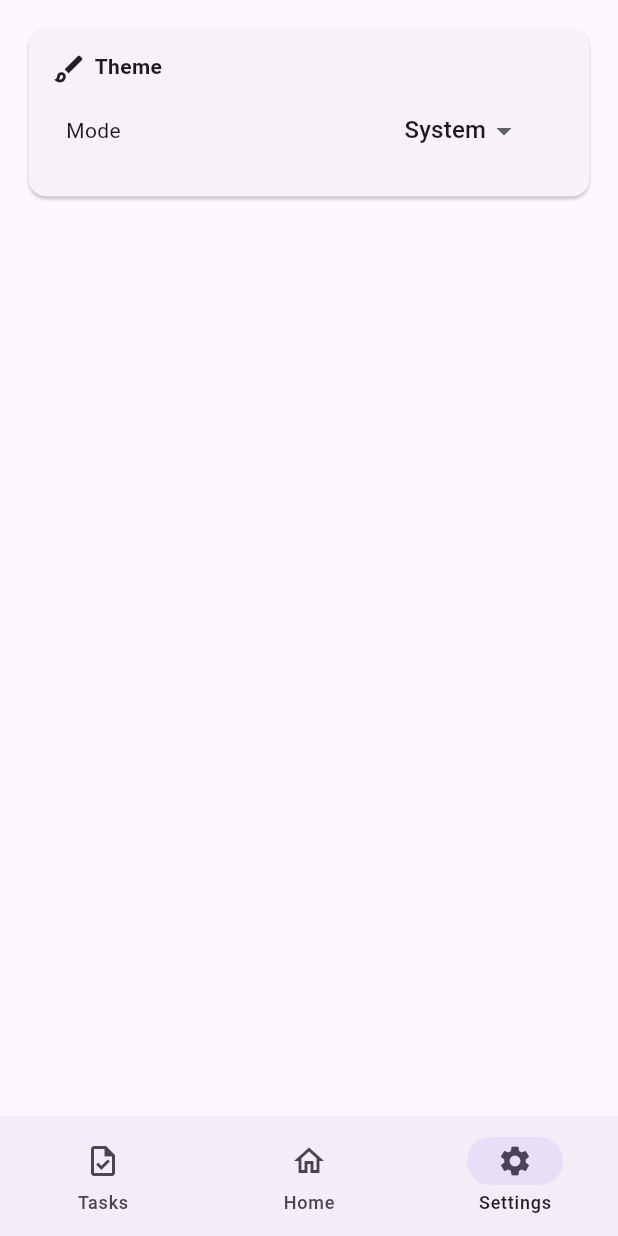
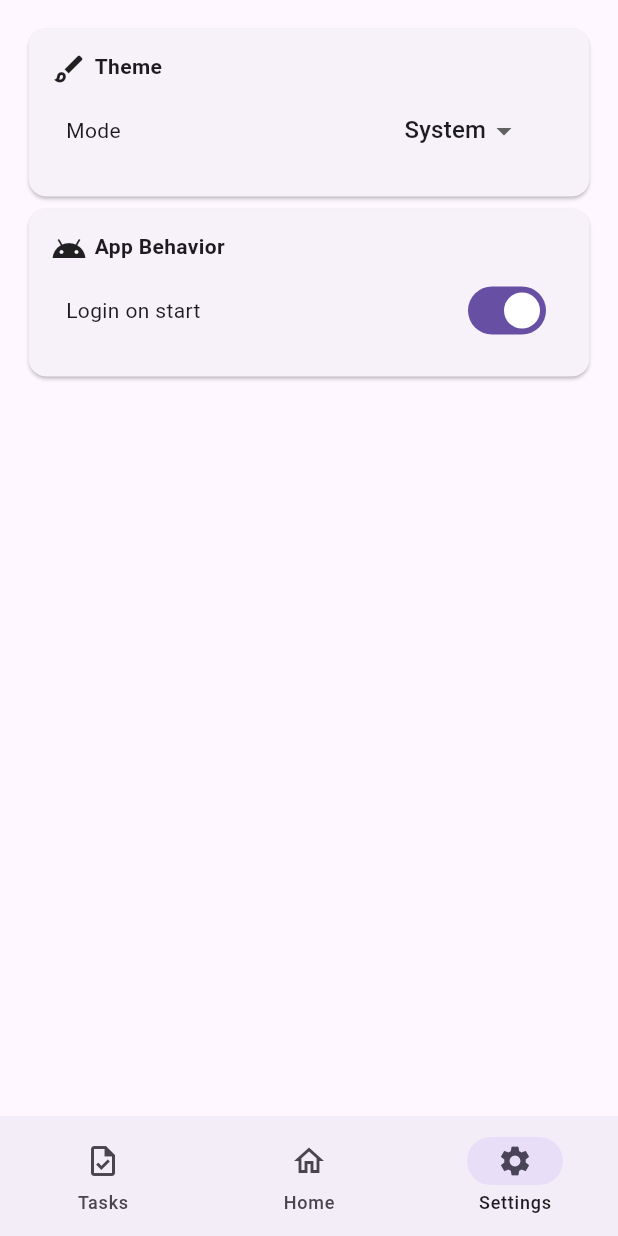
Before and after one commit to AbrhamOhny/todoapp, a Flutter app: the screen it shows after launch, item 3 of the bottom bar chosen, on a phone screen of 412 x 824 dp. Run offline on Flutter 3.47's test engine with Material 3 defaults, Android fonts, the phone set to English and light mode, and no system bars.

Commit message:
+ loginOnStart saving function

```diff
--- a/assets/userdata.json
+++ b/assets/userdata.json
@@ -1 +1 @@
-{"id":0,"username":"test","preferedThemeMode":"2","tasks":[],"settings":{"preferedThemeMode":"2","loginOnStart":false}}
+{"id":0,"username":"test","preferedThemeMode":"2","tasks":[],"settings":{"preferedThemeMode":"2","loginOnStart":true}}
--- a/lib/Interfaces/user.dart
+++ b/lib/Interfaces/user.dart
@@ -40,7 +40,10 @@ class User {
         : int.parse(jsonResult['id'] ?? '0');
     username = jsonResult['username'] ?? '';
     settings = Settings(
-      preferedThemeMode: int.parse(jsonResult['preferedThemeMode'] ?? '2'),
+      preferedThemeMode: int.parse(
+        jsonResult['settings']?['preferedThemeMode'] ?? '2',
+      ),
+      loginOnStart: jsonResult['settings']?['loginOnStart'] ?? false,
     );
     if (jsonResult['tasks'] != null) {
       List<dynamic> taskList = jsonResult['tasks'] as List<dynamic>;
--- a/lib/pages.dart
+++ b/lib/pages.dart
@@ -223,6 +223,13 @@ class _SettingsPageState extends State<SettingsPage> {
     }
   }
 
+  void onSwitchChanged(bool value) {
+    setState(() {
+      currentUser.settings.loginOnStart = value;
+      currentUser.saveData();
+    });
+  }
+
   @override
   Widget build(BuildContext context) {
     return Padding(
@@ -278,6 +285,40 @@ class _SettingsPageState extends State<SettingsPage> {
               ),
             ),
           ),
+          Card(
+            child: Padding(
+              padding: pagesPadding,
+              child: Column(
+                mainAxisAlignment: MainAxisAlignment.start,
+                crossAxisAlignment: CrossAxisAlignment.start,
+                children: [
+                  Wrap(
+                    spacing: 5,
+                    children: [
+                      Icon(Icons.android_outlined),
+                      Text(
+                        'App Behavior',
+                        style: TextStyle(fontWeight: FontWeight.bold),
+                      ),
+                    ],
+                  ),
+                  Padding(
+                    padding: itemsPadding,
+                    child: Row(
+                      mainAxisAlignment: MainAxisAlignment.spaceBetween,
+                      children: [
+                        Text('Login on start'),
+                        Switch(
+                          value: currentUser.settings.loginOnStart,
+                          onChanged: onSwitchChanged,
+                        ),
+                      ],
+                    ),
+                  ),
+                ],
+              ),
+            ),
+          ),
         ],
       ),
     );
```
